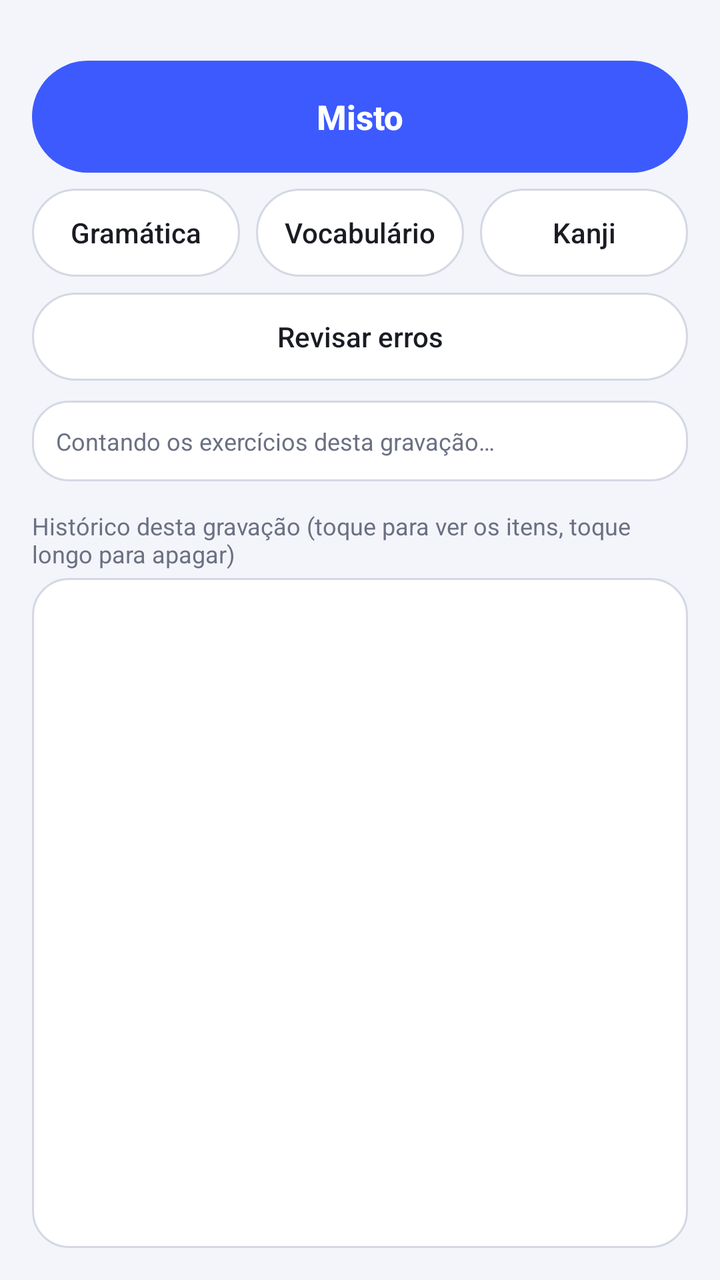
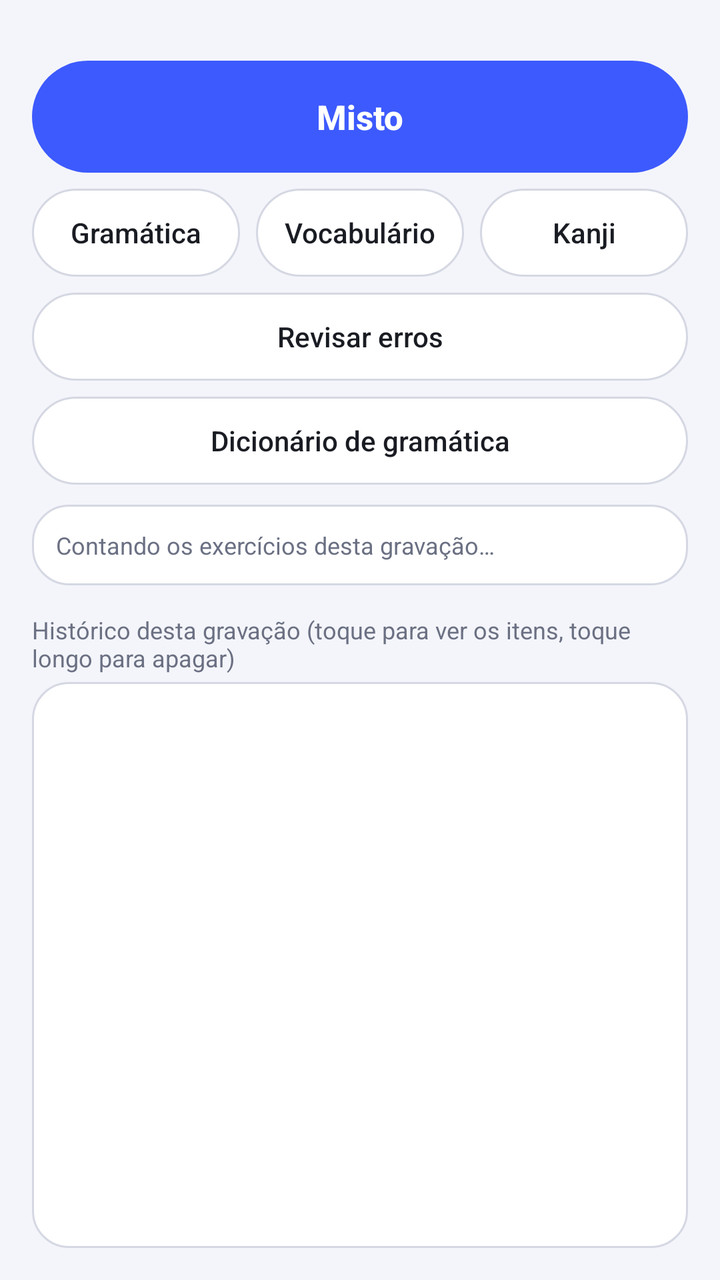

Compare the two renders of this Android layout. The source of the first and the diff that turns it into the second are given below.
<!-- AndroidManifest.xml: application theme Theme.LegendaJP -->
<!-- res/layout/activity_study_menu.xml -->
<?xml version="1.0" encoding="utf-8"?>
<LinearLayout xmlns:android="http://schemas.android.com/apk/res/android"
    android:layout_width="match_parent"
    android:layout_height="match_parent"
    android:orientation="vertical"
    android:paddingStart="16dp"
    android:paddingEnd="16dp"
    android:paddingBottom="16dp">

    <TextView
        android:id="@+id/level"
        android:layout_width="match_parent"
        android:layout_height="wrap_content"
        android:layout_marginTop="4dp"
        android:textColor="@color/text_secondary"
        android:textSize="12sp" />

    <Button
        android:id="@+id/btnMisto"
        style="@style/Button.Primary"
        android:layout_width="match_parent"
        android:layout_height="wrap_content"
        android:layout_marginTop="10dp"
        android:text="Misto" />

    <LinearLayout
        android:layout_width="match_parent"
        android:layout_height="wrap_content"
        android:layout_marginTop="8dp"
        android:orientation="horizontal">

        <Button
            android:id="@+id/btnGramatica"
            style="@style/Button.Outline"
            android:layout_width="0dp"
            android:layout_height="wrap_content"
            android:layout_weight="1"
            android:layout_marginEnd="4dp"
            android:text="Gramática" />

        <Button
            android:id="@+id/btnVocab"
            style="@style/Button.Outline"
            android:layout_width="0dp"
            android:layout_height="wrap_content"
            android:layout_weight="1"
            android:layout_marginStart="4dp"
            android:layout_marginEnd="4dp"
            android:text="Vocabulário" />

        <Button
            android:id="@+id/btnKanji"
            style="@style/Button.Outline"
            android:layout_width="0dp"
            android:layout_height="wrap_content"
            android:layout_weight="1"
            android:layout_marginStart="4dp"
            android:text="Kanji" />
    </LinearLayout>

    <Button
        android:id="@+id/btnMistakes"
        style="@style/Button.Outline"
        android:layout_width="match_parent"
        android:layout_height="wrap_content"
        android:layout_marginTop="8dp"
        android:text="Revisar erros" />

    <TextView
        android:id="@+id/kinds"
        android:layout_width="match_parent"
        android:layout_height="wrap_content"
        android:layout_marginTop="10dp"
        android:background="@drawable/bg_card"
        android:padding="12dp"
        android:textColor="@color/text_secondary"
        android:textSize="12sp"
        android:lineSpacingExtra="2dp"
        android:text="Contando os exercícios desta gravação…" />

    <TextView
        android:layout_width="match_parent"
        android:layout_height="wrap_content"
        android:layout_marginTop="14dp"
        android:layout_marginBottom="4dp"
        android:text="Histórico desta gravação (toque para ver os itens, toque longo para apagar)"
        android:textColor="@color/text_secondary"
        android:textSize="12sp" />

    <FrameLayout
        android:layout_width="match_parent"
        android:layout_height="0dp"
        android:layout_weight="1">

        <ListView
            android:id="@+id/history"
            android:layout_width="match_parent"
            android:layout_height="match_parent"
            android:background="@drawable/bg_card"
            android:divider="@color/outline"
            android:dividerHeight="1dp"
            android:paddingTop="4dp"
            android:paddingBottom="4dp"
            android:clipToPadding="false" />

        <TextView
            android:id="@+id/historyEmpty"
            android:layout_width="wrap_content"
            android:layout_height="wrap_content"
            android:layout_gravity="center"
            android:padding="24dp"
            android:text="Nenhuma sessão ainda."
            android:textColor="@color/text_secondary"
            android:textSize="15sp"
            android:visibility="gone" />
    </FrameLayout>
</LinearLayout>
<!-- resources referenced by this layout -->
<resources>
  <color name="outline">#D5D8E3</color>
  <color name="text_secondary">#6B7083</color>
  <!-- drawable bg_card (drawable) -->
  <?xml version="1.0" encoding="utf-8"?>
  <shape xmlns:android="http://schemas.android.com/apk/res/android" android:shape="rectangle">
      <solid android:color="@color/card" />
      <stroke android:width="1dp" android:color="@color/outline" />
      <corners android:radius="18dp" />
  </shape>
  <style name="Button.Primary" parent="@android:style/Widget.DeviceDefault.Button">
          <item name="android:background">@drawable/bg_button_primary</item>
          <item name="android:textColor">#FFFFFF</item>
          <item name="android:textSize">17sp</item>
          <item name="android:textStyle">bold</item>
          <item name="android:textAllCaps">false</item>
          <item name="android:minHeight">56dp</item>
          <item name="android:stateListAnimator">@null</item>
      </style>
  <style name="Theme.LegendaJP" parent="@android:style/Theme.DeviceDefault.DayNight">
          <item name="android:colorPrimary">@color/primary</item>
          <item name="android:colorAccent">@color/accent</item>
          <item name="android:windowBackground">@color/background</item>
          <item name="android:statusBarColor">@color/background</item>
          <item name="android:navigationBarColor">@color/background</item>
          <item name="android:windowLightStatusBar">true</item>
          <item name="android:windowLightNavigationBar">true</item>
          <item name="android:textColorPrimary">@color/text</item>
          <item name="android:textColorSecondary">@color/text_secondary</item>
          <item name="android:actionBarStyle">@style/LegendaJP.ActionBar</item>
      </style>
  <color name="card">#FFFFFF</color>
  <!-- drawable bg_button_outline (drawable) -->
  <?xml version="1.0" encoding="utf-8"?>
  <ripple xmlns:android="http://schemas.android.com/apk/res/android" android:color="@color/accent_soft">
      <item>
          <shape android:shape="rectangle">
              <solid android:color="@color/card" />
              <stroke android:width="1dp" android:color="@color/outline" />
              <corners android:radius="22dp" />
          </shape>
      </item>
  </ripple>
  <color name="text">#1A1C23</color>
  <!-- drawable bg_button_primary (drawable) -->
  <?xml version="1.0" encoding="utf-8"?>
  <ripple xmlns:android="http://schemas.android.com/apk/res/android" android:color="#33FFFFFF">
      <item>
          <shape android:shape="rectangle">
              <solid android:color="@color/accent" />
              <corners android:radius="28dp" />
          </shape>
      </item>
  </ripple>
  <color name="primary">#1E2A5A</color>
  <color name="accent">#3D5AFE</color>
  <color name="background">#F4F5FA</color>
  <style name="LegendaJP.ActionBar" parent="@android:style/Widget.DeviceDefault.ActionBar.Solid">
          <item name="android:background">@color/background</item>
          <item name="android:elevation">0dp</item>
          <item name="android:titleTextStyle">@style/LegendaJP.ActionBar.Title</item>
      </style>
  <color name="accent_soft">#2A3D5AFE</color>
  <style name="LegendaJP.ActionBar.Title" parent="@android:style/TextAppearance.DeviceDefault.Widget.ActionBar.Title">
          <item name="android:textColor">@color/text</item>
          <item name="android:textStyle">bold</item>
      </style>
  <!-- unchanged entries left out for length: 1 -->
</resources>

<!-- the commit's change to res/layout/activity_study_menu.xml (unified diff, before → after) -->
@@ -66,6 +66,14 @@
         android:layout_marginTop="8dp"
         android:text="Revisar erros" />
 
+    <Button
+        android:id="@+id/btnGrammarDict"
+        style="@style/Button.Outline"
+        android:layout_width="match_parent"
+        android:layout_height="wrap_content"
+        android:layout_marginTop="8dp"
+        android:text="Dicionário de gramática" />
+
     <TextView
         android:id="@+id/kinds"
         android:layout_width="match_parent"
